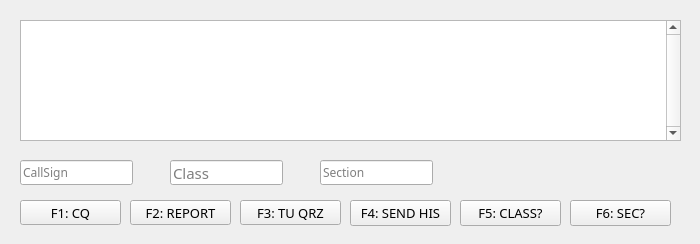
First picture: the form in contest.ui, repository mbridak/FieldDayMorseTrainer, before the edit.
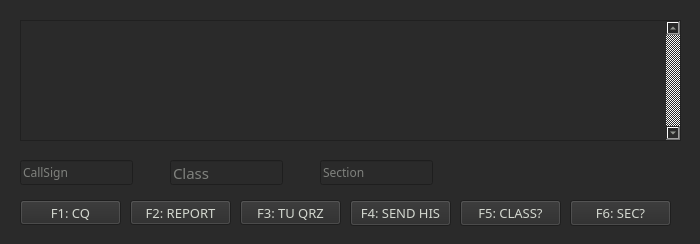
Second picture: the form after the edit.

Commit message: Dark display to save eyes.

Diff of the .ui file:
```diff
--- a/contest.ui
+++ b/contest.ui
@@ -13,6 +13,10 @@
   <property name="windowTitle">
    <string>MainWindow</string>
   </property>
+  <property name="styleSheet">
+   <string notr="true">background-color: rgb(42, 42, 42);
+color: rgb(211, 215, 207);</string>
+  </property>
   <widget class="QWidget" name="centralwidget">
    <widget class="QPushButton" name="cq_pushButton">
     <property name="geometry">
@@ -227,6 +231,9 @@
     <property name="focusPolicy">
      <enum>Qt::NoFocus</enum>
     </property>
+    <property name="styleSheet">
+     <string notr="true">alternate-background-color: rgb(66, 66, 66);</string>
+    </property>
     <property name="verticalScrollBarPolicy">
      <enum>Qt::ScrollBarAlwaysOn</enum>
     </property>
```
